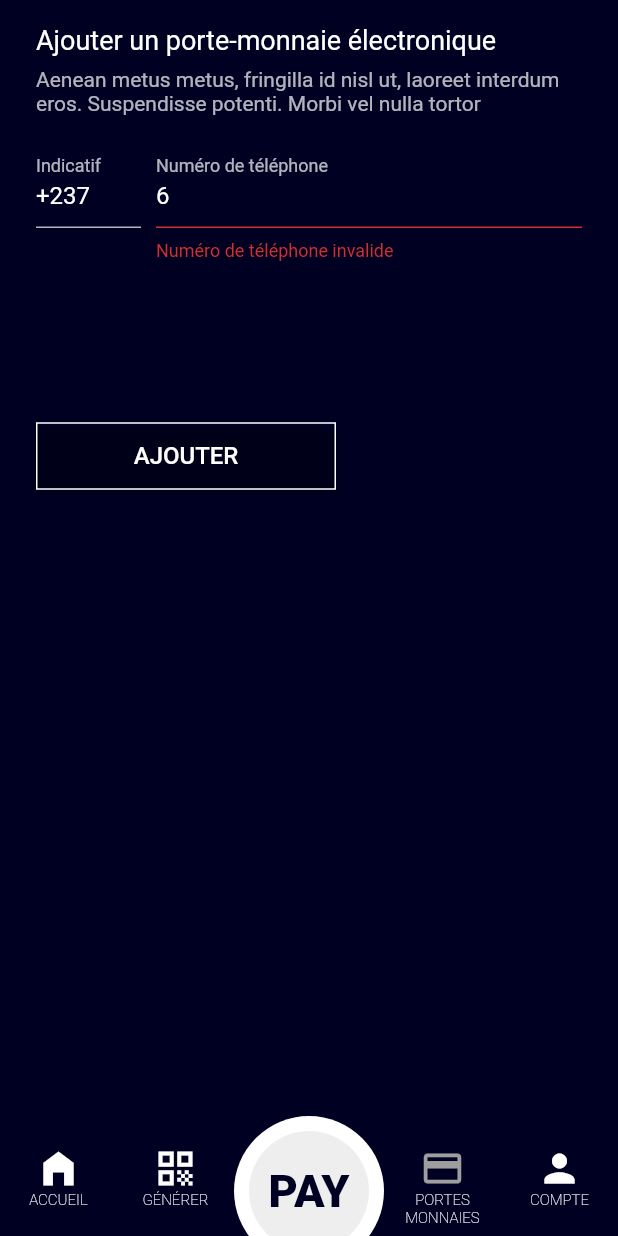
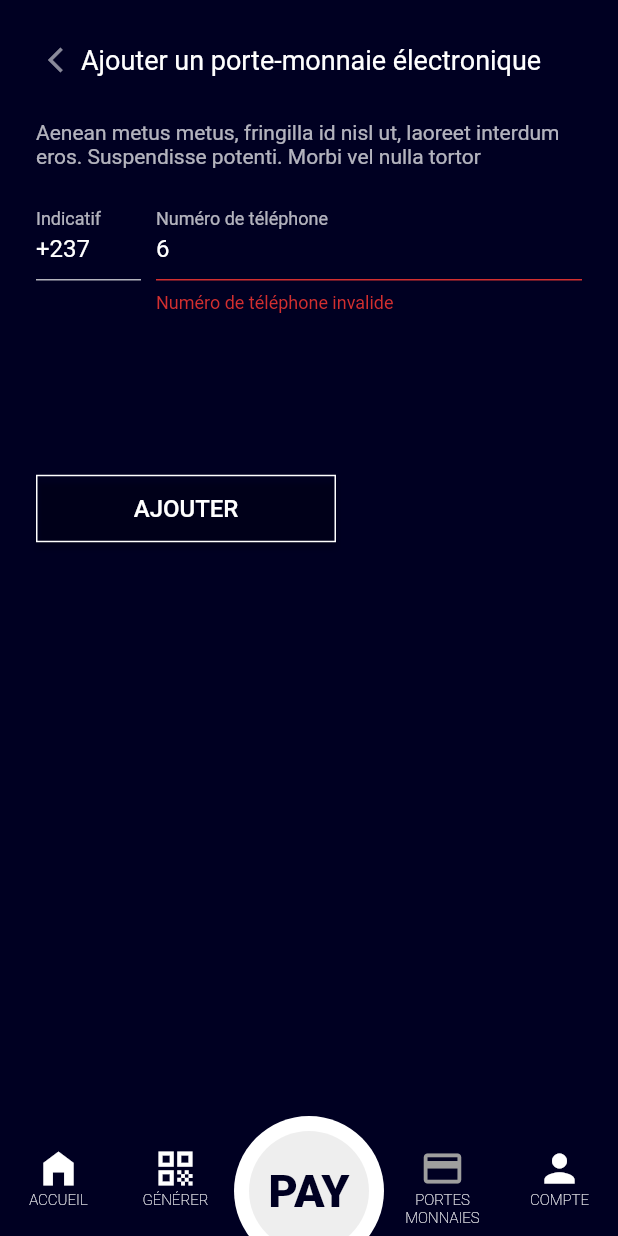
Before and after one commit to kingmuanza/tspay, a Flutter app: the GenererQRCodePage widget shown alone on an empty page, opened directly with empty values, item 4 of the bottom bar chosen, after a tap on "Ajouter un porte-monnaie", on a phone screen of 412 x 824 dp. Run offline on Flutter 3.47's test engine with Material 2 defaults, Android fonts, the phone set to English and light mode, and no system bars; our stand-ins replace cloud_firestore, firebase_core, google_fonts, localstorage, qr_flutter, vibration; missing offline and left inert: flutter_bcrypt, qr_code_scanner; accounts and stored records are empty; statements that could not run were skipped.

Commit message:
Arrangement pour ios

```diff
--- a/lib/generer.qrcode.page.dart
+++ b/lib/generer.qrcode.page.dart
@@ -7,6 +7,7 @@ import 'composants/bouton.dart';
 import 'package:intl/intl.dart';
 import 'package:qr_flutter/qr_flutter.dart';
 
+import 'composants/typographie.dart';
 import 'models/paiement.model.dart';
 
 class GenererQRCodePage extends StatefulWidget {
@@ -34,21 +35,38 @@ class _GenererQRCodePageState extends State<GenererQRCodePage> {
       alignment: Alignment.center,
       child: Column(
         children: [
+          Row(
+            mainAxisAlignment: MainAxisAlignment.center,
+            crossAxisAlignment: CrossAxisAlignment.center,
+            children: [
               Container(
-            margin: EdgeInsets.only(
-              top: 32,
-              left: 0,
+                width: 30,
+                margin: EdgeInsets.only(bottom: 0.0),
+                child: IconButton(
+                  icon: Icon(
+                    Icons.arrow_back_ios,
+                    color: Colors.white54,
+                    size: 20,
                   ),
-            width: double.infinity,
-            child: Text(
+                  onPressed: () {
+                    Navigator.pop(context);
+                  },
+                ),
+              ),
+              Expanded(
+                child: Column(
+                  children: [
+                    Container(
+                      child: Typographie.appTitre(
                         "Paiement de " +
                             formatCurrency.format(widget.paiement.montant) +
                             " XAF",
-              style: TextStyle(
-                color: Colors.white,
-                fontSize: 24,
                       ),
                     ),
+                  ],
+                ),
+              ),
+            ],
           ),
           Container(
             margin: EdgeInsets.only(
--- a/lib/main.dart
+++ b/lib/main.dart
@@ -1,6 +1,6 @@
 import 'package:firebase_core/firebase_core.dart';
 import 'package:flutter/material.dart';
-
+import 'firebase_options.dart';
 import 'landing.page.dart';
 
 void main() {
@@ -12,7 +12,9 @@ class MyApp extends StatelessWidget {
   // This widget is the root of your application.
   @override
   Widget build(BuildContext context) {
-    final Future<FirebaseApp> _initialization = Firebase.initializeApp();
+    final Future<FirebaseApp> _initialization = Firebase.initializeApp(
+      options: DefaultFirebaseOptions.currentPlatform,
+    );
 
     return FutureBuilder(
       future: _initialization,
--- a/lib/porte.monnaie.ajout.page.dart
+++ b/lib/porte.monnaie.ajout.page.dart
@@ -50,15 +50,41 @@ class _PorteMonnaiePageAjoutState extends State<PorteMonnaiePageAjout> {
         color: Color.fromRGBO(0, 0, 34, 1),
       ),
       alignment: Alignment.center,
+      margin: EdgeInsets.only(top: 16),
       child: Column(
         children: [
-          Container(
-            margin: EdgeInsets.only(top: 16),
-            child:
-                Typographie.appTitre("Ajouter un porte-monnaie électronique"),
+          Row(
+            mainAxisAlignment: MainAxisAlignment.center,
+            crossAxisAlignment: CrossAxisAlignment.center,
+            children: [
+              Container(
+                width: 30,
+                margin: EdgeInsets.only(bottom: 0.0),
+                child: IconButton(
+                  icon: Icon(
+                    Icons.arrow_back_ios,
+                    color: Colors.white54,
+                    size: 20,
+                  ),
+                  onPressed: () {
+                    Navigator.pop(context);
+                  },
+                ),
+              ),
+              Expanded(
+                child: Column(
+                  children: [
+                    Container(
+                      child: Typographie.appTitre(
+                          "Ajouter un porte-monnaie électronique"),
+                    ),
+                  ],
+                ),
+              ),
+            ],
           ),
           Container(
-            margin: EdgeInsets.only(top: 8, bottom: 16),
+            margin: EdgeInsets.only(top: 16, bottom: 16),
             child: Typographie.appSousTitre(
                 "Aenean metus metus, fringilla id nisl ut, laoreet interdum eros. Suspendisse potenti. Morbi vel nulla tortor"),
           ),
--- a/pubspec.yaml
+++ b/pubspec.yaml
@@ -48,6 +48,7 @@ dependencies:
   vibration: ^1.7.3
   uuid: ^3.0.5
   google_fonts: 2.2.0
+  confirm_dialog: ^1.0.1
 
 dev_dependencies:
   flutter_launcher_icons: "^0.9.2"
```
Also changed, not shown: lib/historique.transactions.page.dart (+28 -1 lines), lib/pay.confirmation.dart (+11 -4 lines), lib/pay.page.dart (+3 -11 lines), lib/firebase_options.dart (added), pubspec.lock. Lines whose indentation alone changed are shown as unchanged.
